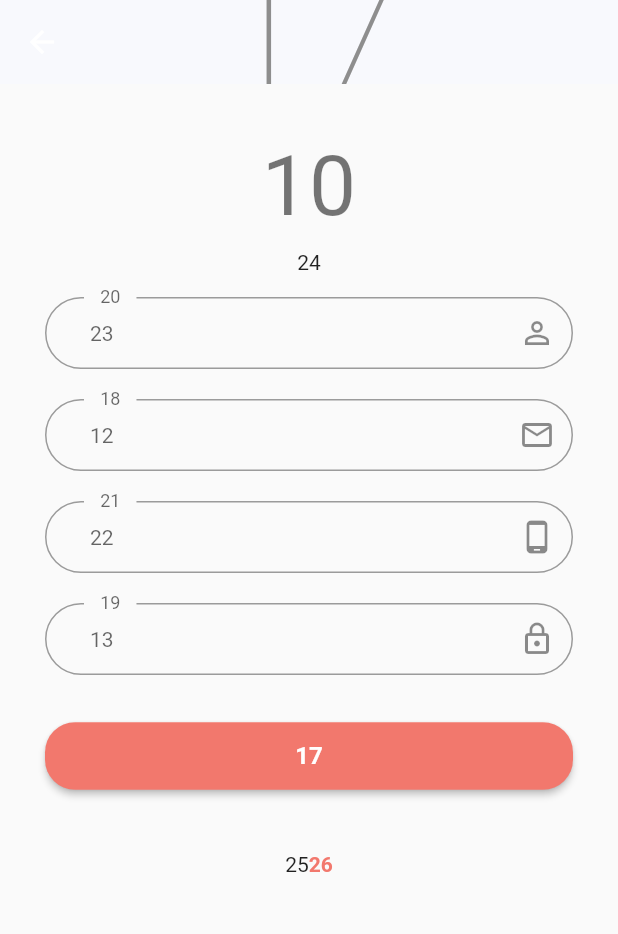
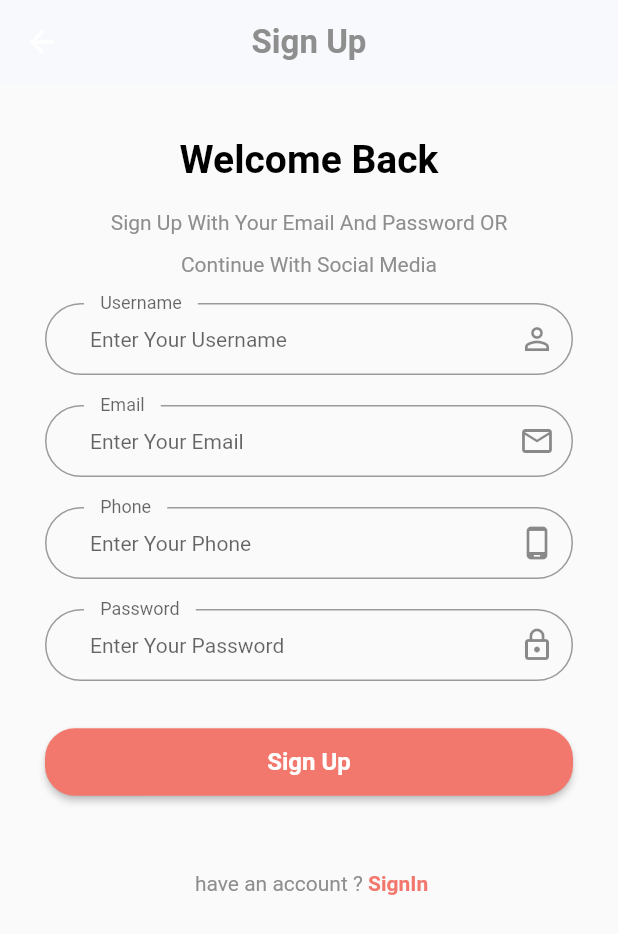
Before and after one commit to SaraBOUDIA/shopapp_learn, a Flutter app: the SignUp screen opened by its route, on a phone screen of 412 x 824 dp. Shown: the top 934 px of the screen. Run offline on Flutter 3.47's test engine with Material 2 defaults, Android fonts, the phone set to English and light mode, and no system bars; our stand-ins replace firebase_auth, firebase_core, flutter_otp_text_field, get, shared_preferences; accounts and stored records are empty; Roboto replaces fonts that are missing (PlayfairDisplay).

```diff
--- /dev/null
+++ b/lib/binding.dart
@@ -0,0 +1,8 @@
+import 'package:get/get.dart';
+
+class MyBinding extends Bindings {
+  @override
+  void dependencies() {
+    // Get.lazyPut(() => SignUpControllerImp());
+  }
+}
--- a/lib/controller/auth/signup_controller.dart
+++ b/lib/controller/auth/signup_controller.dart
@@ -1,3 +1,4 @@
+import 'package:firebase_auth/firebase_auth.dart';
 import 'package:shopapp/core/constant/routes.dart';
 import 'package:flutter/cupertino.dart';
 import 'package:get/get.dart';
@@ -18,10 +19,12 @@ class SignUpControllerImp extends SignUpController {
   @override
   signUp() {
     if (formstate.currentState!.validate()) {
+      FirebaseAuth.instance.createUserWithEmailAndPassword(
+        email: email.text,
+        password: password.text,
+      );
       Get.offNamed(AppRoute.verfiyCodeSignUp);
-      Get.delete<SignUpControllerImp>();
-    } else {
-    }
+    } else {}
   }
 
   @override
--- a/lib/core/localization/change_local.dart
+++ b/lib/core/localization/change_local.dart
@@ -5,7 +5,7 @@ import 'package:shopapp/core/services/services.dart';
 
 class LocaleController extends GetxController {
   Locale? language;
-  SharedPrefServices services = Get.find();
+  AppServices services = Get.find();
   late ThemeData appTheme;
   changeLang(String languageCode) {
     Locale locale = Locale(languageCode);
--- a/lib/core/localization/translation.dart
+++ b/lib/core/localization/translation.dart
@@ -2,21 +2,92 @@ import 'package:get/get.dart';
 
 class AppLanguges extends Translations {
   @override
-
   Map<String, Map<String, String>> get keys => {
-        'ar': {
-          'hm': 'الصفحة الرئيسية',
-          'GH': 'الانتقال الى الصفحة الرئيسية',
-          'Choose your language :': ': اختر لغتك',
-          'Continue': 'التالي',
-          'Skip': 'تخطي',
+        "ar": {
+          "1": "اختر اللغة",
+          "2": "اختر المنتجة",
+          "3": "نحن لدينا 100 الف منتج  , اختر \n  منتجك  من  متجرنا",
+          "4": "سهل وامن للشراء",
+          "5": "يمكنك الدفع كاش او \n من خلال بوابات الدفع الالكترونية",
+          "6": "تتبع طلبك",
+          "7": "يمكنك تتبع طلبك في كل مرحلة \n وايضا التتبع من خلال الخريطة",
+          "8": "متابعه",
+          "9": "تسجيل الدخول",
+          "10": "اهلا بك",
+          "11":
+              "يمكنك تسجيل الدخول من خلال البريد وكلمة المرور او من خلال وسائل التواصل الاجتماعي",
+          "12": "ادخل البريد الالكتروني",
+          "13": "ادخل كلمة المرور",
+          "14": "هل نسيت كلمة المرور",
+          "15": "تسجيل الدخول",
+          "16": "ليس لديك حساب ? ",
+          "17": "انشاء حساب",
+          "18": "البريد الالكتروني",
+          "19": "كلمة المرور",
+          "20": "اسم المستخدم",
+          "21": "رقم الهاتف",
+          "22": "ادخل رقم الهاتف",
+          "23": "ادخل اسم المستخدم",
+          "24":
+              "انشاء حساب من خلال البريد وكلمة المرور او من خلال وسائل التواصل الاجتماعي",
+          "25": " لديك حساب ? ",
+          "26": "تسجيل الدخول",
+          "27": "فحص البريد الالكتروني",
+          "28": "تم انشاء الحساب بنجاح",
+          "29": "الرجاء ادخال البريد لتلقي رمز التحقق",
+          "30": "فحص",
+          "31": "الذهاب لتسجيل الدخول",
+          "32": "نجاح",
+          "33": "حفظ",
+          "34": "الرجاء ادخال كلمة المرور الجديدة",
+          "35": "الكلمة الجديدة",
+          "36": "تم اعادة تعيين كلمة المرور بنجاح",
+          "37": "تهانينا",
+          "38": "تم التسجيل بنجاح"
         },
-        // 'en': {
-        //   'home': 'home',
-        //   'Go Home': 'Go Home',
-        //   'Skip': 'Skip',
-        //   'Continue': 'Continue',
-        //   'Choose your language :': 'Choose your language :',
-        // },
+        "en": {
+          "1": "Choose Language",
+          "2": "Choose Product",
+          "3":
+              "We Have a 100k Product , Choose \n Your Product From  Our \n E-commerce Shop",
+          "4": "Easy And Safe Paymnet",
+          "5": "You can pay in cash \n or through payment gateways",
+          "6": "Track Your Order",
+          "7":
+              "The order can be tracked at every stage \n until it reaches you",
+          "8": "Continue",
+          "9": "Sign In",
+          "10": "Welcome Back",
+          "11":
+              "Sign In Your Email And Password Or  Continue With Social Media",
+          "12": "Enter Your Email",
+          "13": "Enter Your Password",
+          "14": "Forget Password",
+          "15": "Sign In",
+          "16": "Dont Have An Account ? ",
+          "17": "Sign Up",
+          "18": "Email",
+          "19": "Password",
+          "20": "Username",
+          "21": "Phone",
+          "22": "Enter Your Phone",
+          "23": "Enter Your Username",
+          "24":
+              "Sign Up With Your Email And Password OR Continue With Social Media",
+          "25": " have an account ? ",
+          "26": "SignIn",
+          "27": "Check Email",
+          "28": "Account successfully created",
+          "29": "please Enter Your Email Address To Recive A verification code",
+          "30": "check",
+          "31": "Go To Login",
+          "32": "Success",
+          "33": "save",
+          "34": "Please Enter new Password",
+          "35": "New Password",
+          "36": "Password has been reset successfully",
+          "37": "congratulations",
+          "38": "successfully registered"
+        }
       };
 }
--- /dev/null
+++ b/lib/core/middleware/middleware.dart
@@ -0,0 +1,20 @@
+// ignore_for_file: overridden_fields
+
+import 'package:flutter/material.dart';
+import 'package:get/get.dart';
+import 'package:shopapp/core/constant/routes.dart';
+import 'package:shopapp/core/services/services.dart';
+
+class AppMiddleware extends GetMiddleware {
+  @override
+  int? priority = 0;
+  AppServices services = Get.find();
+
+  @override
+  RouteSettings? redirect(String? route) {
+    if (services.sharedPreferences.getBool('onBoard') == true) {
+      return const RouteSettings(name: AppRoute.login);
+    }
+    return null;
+  }
+}
--- a/lib/core/services/services.dart
+++ b/lib/core/services/services.dart
@@ -1,14 +1,19 @@
+import 'package:firebase_core/firebase_core.dart';
 import 'package:get/get.dart';
 import 'package:shared_preferences/shared_preferences.dart';
+import '../../firebase_options.dart';
 
-class SharedPrefServices extends GetxService {
+class AppServices extends GetxService {
   late SharedPreferences sharedPreferences;
-  Future<SharedPrefServices> init() async {
+  Future<AppServices> init() async {
     sharedPreferences = await SharedPreferences.getInstance();
+    await Firebase.initializeApp(
+      options: DefaultFirebaseOptions.currentPlatform,
+    );
     return this;
   }
 }
 
 initialServices() async {
-  await Get.putAsync(() => SharedPrefServices().init());
+  await Get.putAsync(() => AppServices().init());
 }
--- a/lib/main.dart
+++ b/lib/main.dart
@@ -1,10 +1,10 @@
 import 'package:flutter/material.dart';
 import 'package:get/get.dart';
+import 'package:shopapp/binding.dart';
 import 'package:shopapp/core/localization/change_local.dart';
 import 'package:shopapp/core/localization/translation.dart';
 import 'package:shopapp/core/services/services.dart';
 import 'package:shopapp/routes.dart';
-import 'package:shopapp/test.dart';
 
 void main() async {
   WidgetsFlutterBinding.ensureInitialized();
@@ -21,12 +21,13 @@ class MyApp extends StatelessWidget {
     LocaleController localController = Get.put(LocaleController());
     return GetMaterialApp(
       translations: AppLanguges(),
-      home: const TestScreen(),
+      // home: const TestScreen(),
       locale: localController.language,
       debugShowCheckedModeBanner: false,
       getPages: routes,
-      // theme: langController.appTheme,
-      // initialBinding: AppBinding(),
+      theme: localController.appTheme,
+      initialBinding: MyBinding(),
+
     );
   }
 }
--- a/lib/routes.dart
+++ b/lib/routes.dart
@@ -1,4 +1,5 @@
 import 'package:shopapp/core/constant/routes.dart';
+import 'package:shopapp/core/middleware/middleware.dart';
 import 'package:shopapp/view/screen/auth/login.dart';
 import 'package:shopapp/view/screen/auth/signup.dart';
 import 'package:shopapp/view/screen/language.dart';
@@ -14,8 +15,9 @@ import 'package:get/get.dart';
 
 List<GetPage<dynamic>>? routes = [
   GetPage(
-    name: "/", page: () => const LanguageScreen(),
-    // middlewares: [  MyMiddleWare()],
+    name: "/",
+    page: () => const LanguageScreen(),
+    middlewares: [AppMiddleware()],
   ),
   GetPage(name: AppRoute.login, page: () => const Login()),
   GetPage(name: AppRoute.signUp, page: () => const SignUp()),
--- a/lib/view/screen/auth/forgetpassword/forgetpassword.dart
+++ b/lib/view/screen/auth/forgetpassword/forgetpassword.dart
@@ -1,8 +1,8 @@
-
 import 'package:flutter/material.dart';
 import 'package:get/get.dart';
 import 'package:shopapp/controller/auth/forgetpassword_controller.dart';
 import 'package:shopapp/core/constant/color.dart';
+import 'package:shopapp/core/functions/validinput.dart';
 import 'package:shopapp/view/widget/auth/custombuttonauth.dart';
 import 'package:shopapp/view/widget/auth/customtextbodyauth.dart';
 import 'package:shopapp/view/widget/auth/customtextformauth.dart';
@@ -41,7 +41,7 @@ class ForgetPassword extends StatelessWidget {
             CustomTextFormAuth(
               isNumber: false,
               valid: (val) {
-                return null;
+                return validInput(val!, 12, 100, 'email');
               },
               mycontroller: controller.email,
               hinttext: "12".tr,
--- a/lib/view/screen/onboardin_screen.dart
+++ b/lib/view/screen/onboardin_screen.dart
@@ -43,8 +43,10 @@ class OnBoardingScreen extends StatelessWidget {
   }
 
   InkWell skipButton() {
+    AppServices services = Get.find();
     return InkWell(
       onTap: () {
+        services.sharedPreferences.setBool('onBoard', true);
         Get.offAllNamed('/login');
       },
       child: Text(
@@ -59,11 +61,11 @@ class OnBoardingScreen extends StatelessWidget {
   }
 
   InkWell continueButton(PageController pageController, int currentPage) {
-    SharedPrefServices services = Get.put(SharedPrefServices());
+    AppServices services = Get.put(AppServices());
     return InkWell(
       onTap: () {
         if (currentPage == onBoardingList.length - 1) {
-          services.sharedPreferences.setBool('onBoard', false);
+          services.sharedPreferences.setBool('onBoard', true);
           Get.offAllNamed('/login');
         } else {
           pageController.nextPage(
--- a/pubspec.yaml
+++ b/pubspec.yaml
@@ -38,6 +38,8 @@ dependencies:
   get: ^4.6.5
   shared_preferences: ^2.1.2
   flutter_otp_text_field: ^1.1.1
+  firebase_core: ^2.14.0
+  firebase_auth: ^4.6.3
 
 dev_dependencies:
   flutter_test:
```
Also changed, not shown: lib/firebase_options.dart (added), pubspec.lock, 10 other files.
